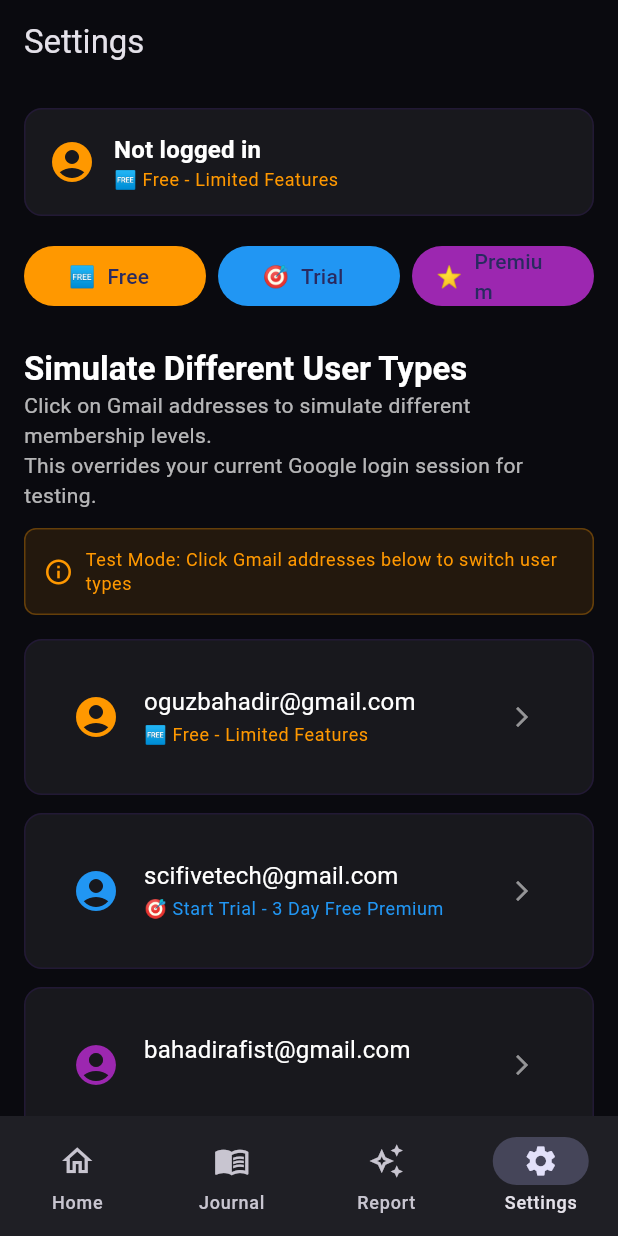
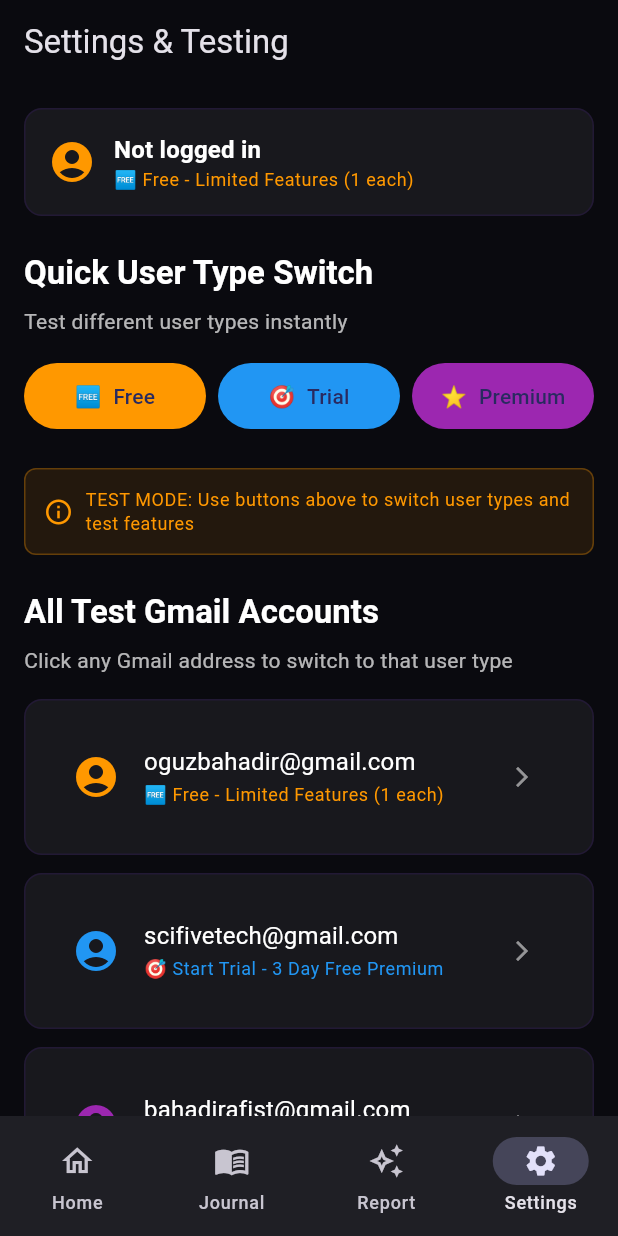
Before and after one commit to sophoclesai-rgb/HypnoLog-Flutter, a Flutter app: the SettingsScreen screen opened by its route, on a phone screen of 412 x 824 dp. Run offline on Flutter 3.47's test engine with Material 3 defaults, Android fonts, the phone set to English and light mode, and no system bars; our stand-ins replace firebase_core, flutter_riverpod, go_router; missing offline and left inert: purchases_flutter; accounts and stored records are empty; generated files the repository leaves out were written again.

Commit message:
Enhance settings screen with user type testing and debug info
Co-authored-by: sophoclesai <sophoclesai@gmail.com>

```diff
--- a/lib/screens/settings/settings_screen.dart
+++ b/lib/screens/settings/settings_screen.dart
@@ -16,7 +16,7 @@ class SettingsScreen extends ConsumerWidget {
     return Scaffold(
       backgroundColor: const Color(0xFF0A0A0F),
       appBar: AppBar(
-        title: const Text('Settings'),
+        title: const Text('Settings & Testing'),
         backgroundColor: Colors.transparent,
       ),
       bottomNavigationBar: const HypnoBottomNav(),
@@ -25,7 +25,7 @@ class SettingsScreen extends ConsumerWidget {
         child: Column(
           crossAxisAlignment: CrossAxisAlignment.start,
           children: [
-            // Current User Status
+            // Current User Status Card
             MysticalCard(
               child: Column(
                 crossAxisAlignment: CrossAxisAlignment.start,
@@ -69,7 +69,7 @@ class SettingsScreen extends ConsumerWidget {
                           userNotifier.logout();
                           ScaffoldMessenger.of(context).showSnackBar(
                             const SnackBar(
-                              content: Text('🚪 Logged out - Now in Free mode for testing'),
+                              content: Text('🚪 Reset to Free User mode'),
                               backgroundColor: Colors.orange,
                             ),
                           );
@@ -88,9 +88,26 @@ class SettingsScreen extends ConsumerWidget {
               ),
             ),
 
+            const SizedBox(height: 24),
+
+            // Quick Test Buttons
+            Text(
+              'Quick User Type Switch',
+              style: theme.textTheme.titleLarge?.copyWith(
+                color: Colors.white,
+                fontWeight: FontWeight.w600,
+              ),
+            ),
+            const SizedBox(height: 8),
+            Text(
+              'Test different user types instantly',
+              style: theme.textTheme.bodyMedium?.copyWith(
+                color: Colors.white70,
+              ),
+            ),
+
             const SizedBox(height: 16),
 
-            // Quick Test Buttons
             Row(
               children: [
                 Expanded(
@@ -98,12 +115,18 @@ class SettingsScreen extends ConsumerWidget {
                     onPressed: () {
                       userNotifier.loginWithGmail('oguzbahadir@gmail.com');
                       ScaffoldMessenger.of(context).showSnackBar(
-                        const SnackBar(content: Text('🆓 Now Free User - Check Dashboard!')),
+                        const SnackBar(
+                          content: Text('🆓 Now Free User - Check Dashboard for upgrade badge!'),
+                          backgroundColor: Colors.orange,
+                        ),
                       );
                     },
                     icon: const Text('🆓'),
                     label: const Text('Free'),
-                    style: FilledButton.styleFrom(backgroundColor: Colors.orange),
+                    style: FilledButton.styleFrom(
+                      backgroundColor: Colors.orange,
+                      padding: const EdgeInsets.symmetric(vertical: 12),
+                    ),
                   ),
                 ),
                 const SizedBox(width: 8),
@@ -112,12 +135,18 @@ class SettingsScreen extends ConsumerWidget {
                     onPressed: () {
                       userNotifier.loginWithGmail('scifivetech@gmail.com');
                       ScaffoldMessenger.of(context).showSnackBar(
-                        const SnackBar(content: Text('🎯 Now Trial User - Check Dashboard!')),
+                        const SnackBar(
+                          content: Text('🎯 Now Trial User - Premium access!'),
+                          backgroundColor: Colors.blue,
+                        ),
                       );
                     },
                     icon: const Text('🎯'),
                     label: const Text('Trial'),
-                    style: FilledButton.styleFrom(backgroundColor: Colors.blue),
+                    style: FilledButton.styleFrom(
+                      backgroundColor: Colors.blue,
+                      padding: const EdgeInsets.symmetric(vertical: 12),
+                    ),
                   ),
                 ),
                 const SizedBox(width: 8),
@@ -126,12 +155,18 @@ class SettingsScreen extends ConsumerWidget {
                     onPressed: () {
                       userNotifier.loginWithGmail('bahadirafist@gmail.com');
                       ScaffoldMessenger.of(context).showSnackBar(
-                        const SnackBar(content: Text('⭐ Now Premium User - Check Dashboard!')),
+                        const SnackBar(
+                          content: Text('⭐ Now Premium User - No upgrade badge!'),
+                          backgroundColor: Colors.purple,
+                        ),
                       );
                     },
                     icon: const Text('⭐'),
                     label: const Text('Premium'),
-                    style: FilledButton.styleFrom(backgroundColor: Colors.purple),
+                    style: FilledButton.styleFrom(
+                      backgroundColor: Colors.purple,
+                      padding: const EdgeInsets.symmetric(vertical: 12),
+                    ),
                   ),
                 ),
               ],
@@ -139,24 +174,7 @@ class SettingsScreen extends ConsumerWidget {
 
             const SizedBox(height: 24),
 
-            // Test Login Options
-            Text(
-              'Simulate Different User Types',
-              style: theme.textTheme.titleLarge?.copyWith(
-                color: Colors.white,
-                fontWeight: FontWeight.w600,
-              ),
-            ),
-            Text(
-              'Click on Gmail addresses to simulate different membership levels.\nThis overrides your current Google login session for testing.',
-              style: theme.textTheme.bodyMedium?.copyWith(
-                color: Colors.white70,
-              ),
-            ),
-
-            const SizedBox(height: 12),
-
-            // Warning
+            // Warning Box
             Container(
               padding: const EdgeInsets.all(12),
               decoration: BoxDecoration(
@@ -170,13 +188,31 @@ class SettingsScreen extends ConsumerWidget {
                   const SizedBox(width: 8),
                   Expanded(
                     child: Text(
-                      'Test Mode: Click Gmail addresses below to switch user types',
+                      'TEST MODE: Use buttons above to switch user types and test features',
                       style: theme.textTheme.bodySmall?.copyWith(
                         color: Colors.orange,
                       ),
                     ),
                   ),
                 ],
+              ),
+            ),
+
+            const SizedBox(height: 24),
+
+            // All Gmail Accounts
+            Text(
+              'All Test Gmail Accounts',
+              style: theme.textTheme.titleLarge?.copyWith(
+                color: Colors.white,
+                fontWeight: FontWeight.w600,
+              ),
+            ),
+            const SizedBox(height: 8),
+            Text(
+              'Click any Gmail address to switch to that user type',
+              style: theme.textTheme.bodyMedium?.copyWith(
+                color: Colors.white70,
               ),
             ),
 
@@ -215,7 +251,7 @@ class SettingsScreen extends ConsumerWidget {
                         if (isCurrentUser && userType == UserType.free) ...[
                           const SizedBox(height: 4),
                           Text(
-                            _getFreeUserLimits(userState),
+                            'Limits: ${userState.remainingInterpretations}/1 interpretations, ${userState.remainingVisualizations}/1 images, ${userState.remainingVideos}/1 videos',
                             style: theme.textTheme.bodySmall?.copyWith(
                               color: Colors.orange.withOpacity(0.7),
                               fontSize: 10,
@@ -225,7 +261,7 @@ class SettingsScreen extends ConsumerWidget {
                         if (isCurrentUser && userType == UserType.startTrial) ...[
                           const SizedBox(height: 4),
                           Text(
-                            userState.isTrialActive ? 'Trial Active ✅' : 'Trial Expired ❌',
+                            userState.isTrialActive ? 'Trial Active ✅ (3 days)' : 'Trial Expired ❌',
                             style: theme.textTheme.bodySmall?.copyWith(
                               color: userState.isTrialActive ? Colors.green : Colors.red,
                               fontSize: 10,
@@ -266,15 +302,7 @@ class SettingsScreen extends ConsumerWidget {
                               SnackBar(
                                 content: Text('🔄 Switched to ${gmailEmail}\n${_getUserTypeTitle(userType)}'),
                                 backgroundColor: _getUserTypeColor(userType),
-                                duration: const Duration(seconds: 2),
-                                action: SnackBarAction(
-                                  label: 'Go to Dashboard',
-                                  textColor: Colors.white,
-                                  onPressed: () {
-                                    // Navigate to dashboard to see changes
-                                    Navigator.pop(context); // Close settings if needed
-                                  },
-                                ),
+                                duration: const Duration(seconds: 3),
                               ),
                             );
                           },
@@ -285,7 +313,7 @@ class SettingsScreen extends ConsumerWidget {
 
             const SizedBox(height: 24),
 
-            // Debug Information
+            // Debug Information Card
             MysticalCard(
               child: Column(
                 crossAxisAlignment: CrossAxisAlignment.start,
@@ -297,36 +325,35 @@ class SettingsScreen extends ConsumerWidget {
                       fontWeight: FontWeight.w600,
                     ),
                   ),
-                  const SizedBox(height: 8),
-                  Text(
-                    'User Type: ${userState.userType.name}',
-                    style: theme.textTheme.bodyMedium?.copyWith(
-                      color: Colors.white70,
-                    ),
+                  const SizedBox(height: 12),
+                  _buildDebugRow('User Type:', userState.userType.name, Colors.white70),
+                  _buildDebugRow(
+                    'Show Upgrade Badge:',
+                    userState.userType == UserType.free ? "YES" : "NO",
+                    userState.userType == UserType.free ? Colors.orange : Colors.green,
                   ),
-                  Text(
-                    'Show Upgrade Badge: ${userState.userType == UserType.free ? "YES" : "NO"}',
-                    style: theme.textTheme.bodyMedium?.copyWith(
-                      color: userState.userType == UserType.free ? Colors.orange : Colors.green,
-                    ),
-                  ),
-                  Text(
-                    'Premium Access: ${ref.read(userProvider.notifier).hasPremiumAccess ? "YES" : "NO"}',
-                    style: theme.textTheme.bodyMedium?.copyWith(
-                      color: ref.read(userProvider.notifier).hasPremiumAccess ? Colors.purple : Colors.orange,
-                    ),
+                  _buildDebugRow(
+                    'Premium Access:',
+                    ref.read(userProvider.notifier).hasPremiumAccess ? "YES" : "NO",
+                    ref.read(userProvider.notifier).hasPremiumAccess ? Colors.purple : Colors.orange,
                   ),
                   if (userState.userType == UserType.free) ...[
                     const SizedBox(height: 8),
+                    const Divider(color: Colors.white30),
+                    const SizedBox(height: 8),
                     Text(
-                      'Usage Limits:',
+                      'Usage Limits (Free User):',
                       style: theme.textTheme.bodyMedium?.copyWith(
                         color: Colors.white,
                         fontWeight: FontWeight.w600,
                       ),
                     ),
+                    const SizedBox(height: 4),
                     Text(
-                      ref.read(userProvider.notifier).usageInfo,
+                      '• Dream Interpretations: ${userState.usedDreamInterpretations}/1 used\n'
+                      '• Dream Visualizations: ${userState.usedDreamVisualizations}/1 used\n'
+                      '• Dream Videos: ${userState.usedDreamVideos}/1 used\n'
+                      '• Dream Writing: ∞ (unlimited)',
                       style: theme.textTheme.bodySmall?.copyWith(
                         color: Colors.white60,
                       ),
@@ -339,6 +366,28 @@ class SettingsScreen extends ConsumerWidget {
             const SizedBox(height: 80), // Bottom navigation padding
           ],
         ),
+      ),
+    );
+  }
+
+  Widget _buildDebugRow(String label, String value, Color valueColor) {
+    return Padding(
+      padding: const EdgeInsets.only(bottom: 4),
+      child: Row(
+        mainAxisAlignment: MainAxisAlignment.spaceBetween,
+        children: [
+          Text(
+            label,
+            style: const TextStyle(color: Colors.white70),
+          ),
+          Text(
+            value,
+            style: TextStyle(
+              color: valueColor,
+              fontWeight: FontWeight.w600,
+            ),
+          ),
+        ],
       ),
     );
   }
@@ -361,7 +410,7 @@ class SettingsScreen extends ConsumerWidget {
   String _getUserTypeTitle(UserType userType) {
     switch (userType) {
       case UserType.free:
-        return '🆓 Free - Limited Features';
+        return '🆓 Free - Limited Features (1 each)';
       case UserType.startTrial:
         return '🎯 Start Trial - 3 Day Free Premium';
       case UserType.weeklyPremiumTrial:
@@ -372,8 +421,4 @@ class SettingsScreen extends ConsumerWidget {
         return '🏆 Yearly Premium - $49.99/year';
     }
   }
-
-  String _getFreeUserLimits(UserState userState) {
-    return 'Limits: ${userState.remainingInterpretations} interpretations, ${userState.remainingVisualizations} images, ${userState.remainingVideos} videos left';
-  }
 }
```
